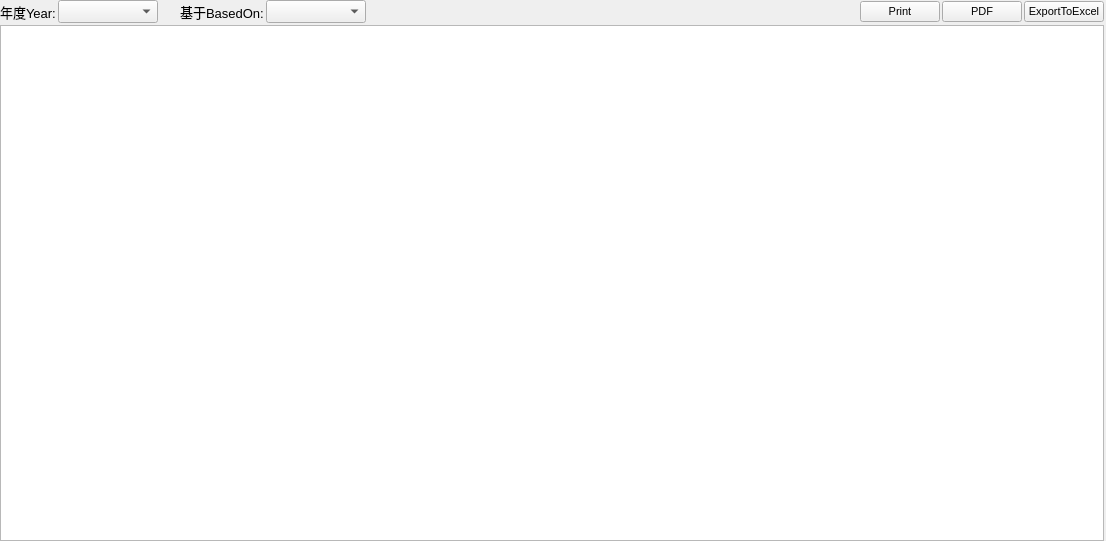
golden7602/zion, file Ui/FormReport_Day.ui: the form before one commit.
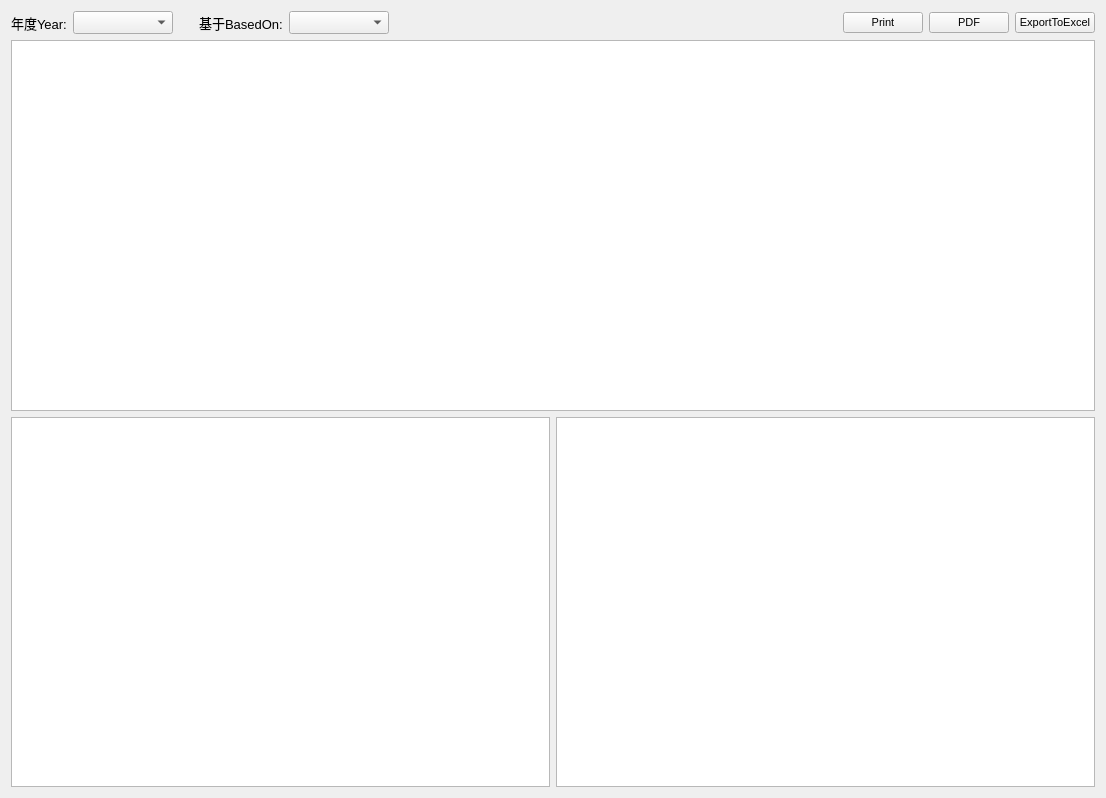
The form after the commit. Icons and pictures are not drawn.

Commit message: 弹出窗口加入动画效果

```diff
--- a/Ui/FormReport_Day.ui
+++ b/Ui/FormReport_Day.ui
@@ -7,7 +7,7 @@
     <x>0</x>
     <y>0</y>
     <width>1106</width>
-    <height>541</height>
+    <height>798</height>
    </rect>
   </property>
   <property name="font">
@@ -20,21 +20,6 @@
    <string>Order</string>
   </property>
   <layout class="QVBoxLayout" name="verticalLayout">
-   <property name="spacing">
-    <number>2</number>
-   </property>
-   <property name="leftMargin">
-    <number>0</number>
-   </property>
-   <property name="topMargin">
-    <number>0</number>
-   </property>
-   <property name="rightMargin">
-    <number>2</number>
-   </property>
-   <property name="bottomMargin">
-    <number>0</number>
-   </property>
    <item>
     <layout class="QHBoxLayout" name="horizontalLayout_4">
      <item>
@@ -200,6 +185,16 @@
      </attribute>
     </widget>
    </item>
+   <item>
+    <layout class="QHBoxLayout" name="horizontalLayout">
+     <item>
+      <widget class="QGraphicsView" name="graphicsView"/>
+     </item>
+     <item>
+      <widget class="QGraphicsView" name="graphicsView_2"/>
+     </item>
+    </layout>
+   </item>
   </layout>
  </widget>
  <resources/>
```
The commit also changes 7 other files.
